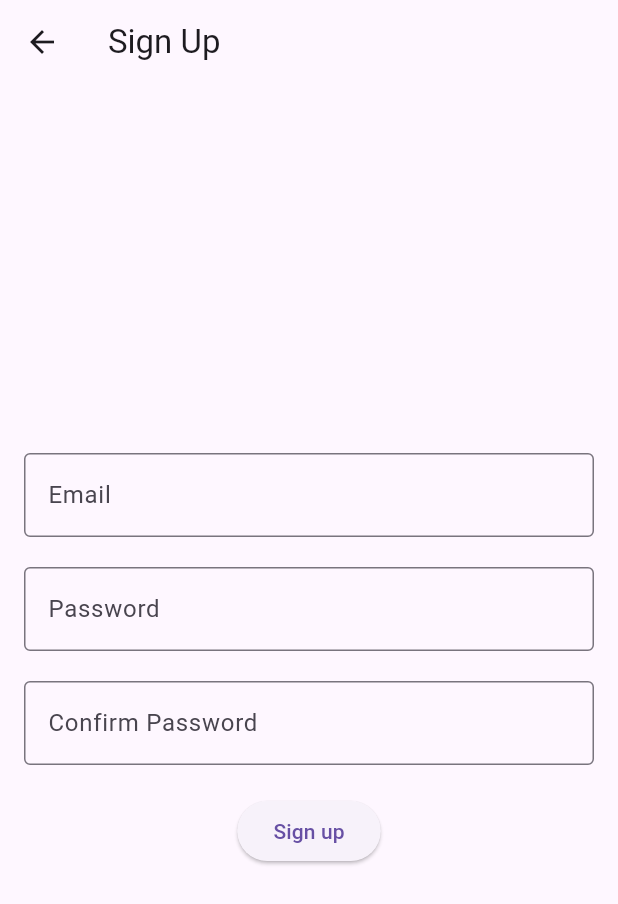
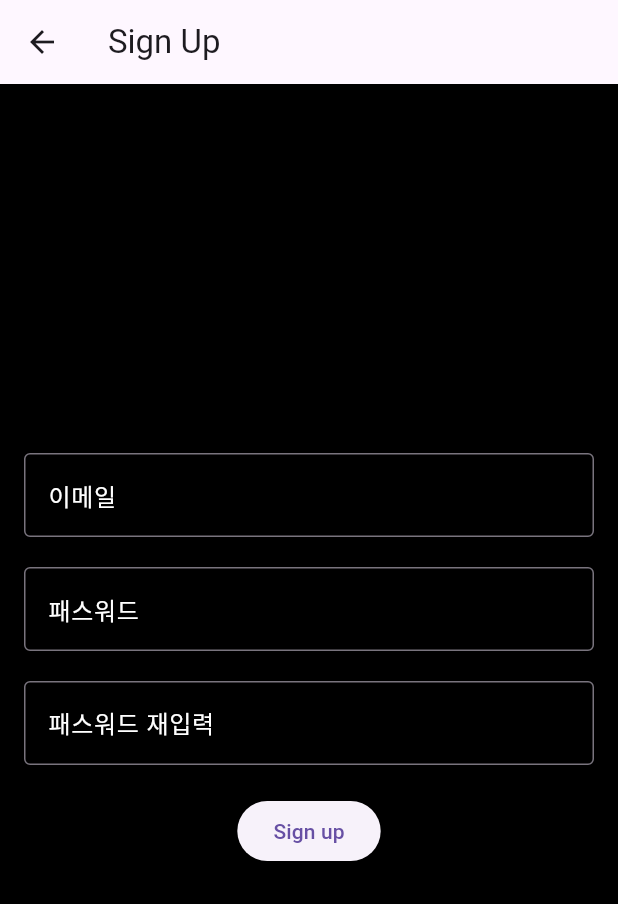
Before and after one commit to 001014k/TripNest, a Flutter app: the screen it shows after launch, after a tap on "회원가입", on a phone screen of 412 x 824 dp. Shown: the top 904 px of the screen. Run offline on Flutter 3.47's test engine with Material 3 defaults, Android fonts, the phone set to English and light mode, and no system bars; our stand-ins replace cloud_firestore, firebase_auth, firebase_core, google_maps_flutter, image_picker, location; accounts and stored records are empty; network calls fail.

```diff
--- a/lib/SplashScreen_page.dart
+++ b/lib/SplashScreen_page.dart
@@ -42,6 +42,7 @@ class _SplashScreenState extends State<SplashScreen> {
   @override
   Widget build(BuildContext context) {
     return Scaffold(
+      backgroundColor: Colors.black,
       body: Center(
         child: Column(
           mainAxisAlignment: MainAxisAlignment.center,
@@ -56,6 +57,7 @@ class _SplashScreenState extends State<SplashScreen> {
               style: TextStyle(
                 fontSize: 24,
                 fontWeight: FontWeight.bold,
+                color: Colors.white,
               ),
             ),
             SizedBox(height: 20),
--- a/lib/login_page.dart
+++ b/lib/login_page.dart
@@ -52,6 +52,7 @@ class _LoginPageState extends State<LoginPage> {
           children: <Widget>[
             TextField(
               controller: _emailController,
+              style: TextStyle(color: Colors.white),
               decoration: InputDecoration(
                 labelText: '이메일',
                 border: OutlineInputBorder(),
@@ -61,6 +62,7 @@ class _LoginPageState extends State<LoginPage> {
             SizedBox(height: 20),
             TextField(
               controller: _passwordController,
+              style: TextStyle(color: Colors.white),
               decoration: InputDecoration(
                 labelText: '패스워드',
                 border: OutlineInputBorder(),
--- a/lib/profile_page.dart
+++ b/lib/profile_page.dart
@@ -1,5 +1,6 @@
 import 'package:flutter/material.dart';
 import 'main.dart';
+import 'package:google_maps_flutter/google_maps_flutter.dart';
 
 void main() {
   runApp(MyApp());
--- a/lib/signup_page.dart
+++ b/lib/signup_page.dart
@@ -1,5 +1,6 @@
 import 'package:flutter/material.dart';
 import 'package:firebase_auth/firebase_auth.dart';
+import 'package:cloud_firestore/cloud_firestore.dart';
 
 class SignupPage extends StatelessWidget {
   final TextEditingController _emailController = TextEditingController();
@@ -21,10 +22,17 @@ class SignupPage extends StatelessWidget {
 
     try {
       // Firebase Auth를 사용하여 회원가입 처리
-      await FirebaseAuth.instance.createUserWithEmailAndPassword(
+      UserCredential userCredential = await FirebaseAuth.instance.createUserWithEmailAndPassword(
         email: email,
         password: password,
       );
+      // Firebase에 사용자 데이터 저장
+      await FirebaseFirestore.instance.collection('users').doc(userCredential.user!.uid).set({
+        'email': email,
+        'createdAt': Timestamp.now(),
+        // 추가로 저장할 사용자 데이터
+      });
+
       // 회원가입 성공 시 로그인 페이지로 이동
       Navigator.pushReplacementNamed(context, '/login');
     } catch (e) {
@@ -38,6 +46,7 @@ class SignupPage extends StatelessWidget {
   @override
   Widget build(BuildContext context) {
     return Scaffold(
+      backgroundColor: Colors.black,
       appBar: AppBar(
         title: Text('Sign Up'),
       ),
@@ -48,26 +57,32 @@ class SignupPage extends StatelessWidget {
           children: <Widget>[
             TextField(
               controller: _emailController,
+              style: TextStyle(color: Colors.white),
               decoration: InputDecoration(
-                labelText: 'Email',
+                labelText: '이메일',
                 border: OutlineInputBorder(),
+                labelStyle: TextStyle(color: Colors.white),
               ),
             ),
             SizedBox(height: 20),
             TextField(
               controller: _passwordController,
+              style: TextStyle(color: Colors.white),
               decoration: InputDecoration(
-                labelText: 'Password',
+                labelText: '패스워드',
                 border: OutlineInputBorder(),
+                labelStyle: TextStyle(color: Colors.white),
               ),
               obscureText: true,
             ),
             SizedBox(height: 20),
             TextField(
               controller: _confirmPasswordController,
+              style: TextStyle(color: Colors.white),
               decoration: InputDecoration(
-                labelText: 'Confirm Password',
+                labelText: '패스워드 재입력',
                 border: OutlineInputBorder(),
+                labelStyle: TextStyle(color: Colors.white),
               ),
               obscureText: true,
             ),
```
Also changed, not shown: lib/main.dart (+40 -7 lines), pubspec.lock.
